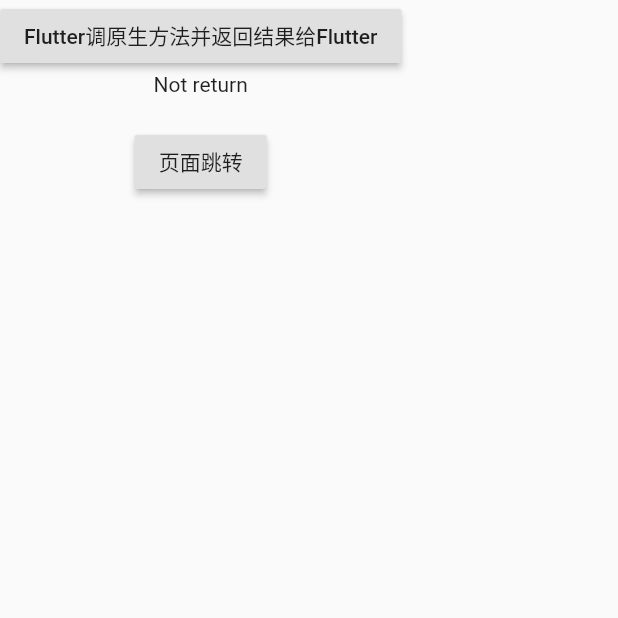
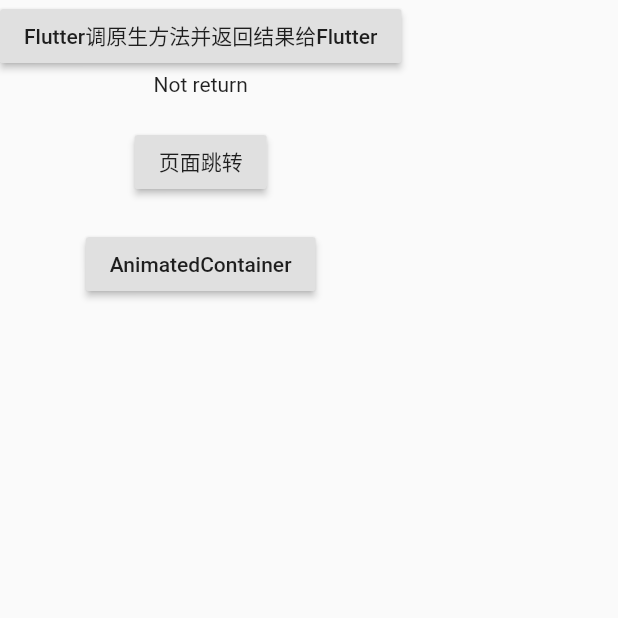
Before and after one commit to Minozmin/SwiftFlutterDemo, a Flutter app: the screen it shows after launch, on a phone screen of 412 x 824 dp, the top half of it. Run offline on Flutter 3.47's test engine with Material 2 defaults, Android fonts, the phone set to English and light mode, and no system bars; our stand-ins replace dio.

Commit message:
动画效果

```diff
--- a/myflutter/lib/main.dart
+++ b/myflutter/lib/main.dart
@@ -5,6 +5,7 @@ import 'package:flutter/services.dart';
 import 'dart:ui';
 
 import 'home.dart';
+import 'animated.dart';
 
 // 通过routel打开
 // void main() => runApp(MyApp());
@@ -82,6 +83,20 @@ class _MyHomePageState extends State<MyHomePage> {
                   }));
                 },
               ),
+            ),
+            Wrap(
+              spacing: 8.0,
+              runSpacing: 4.0,
+              children: <Widget>[
+                RaisedButton(
+                  child: Text('AnimatedContainer'),
+                  onPressed: () {
+                    Navigator.of(context).push(MaterialPageRoute(builder: (context) {
+                      return AnimatedContainerPage();
+                    }));
+                  },
+                )
+              ],
             )
           ],
         ),
```
Also changed, not shown: myflutter/lib/animated.dart (added, +53 -0 lines).
